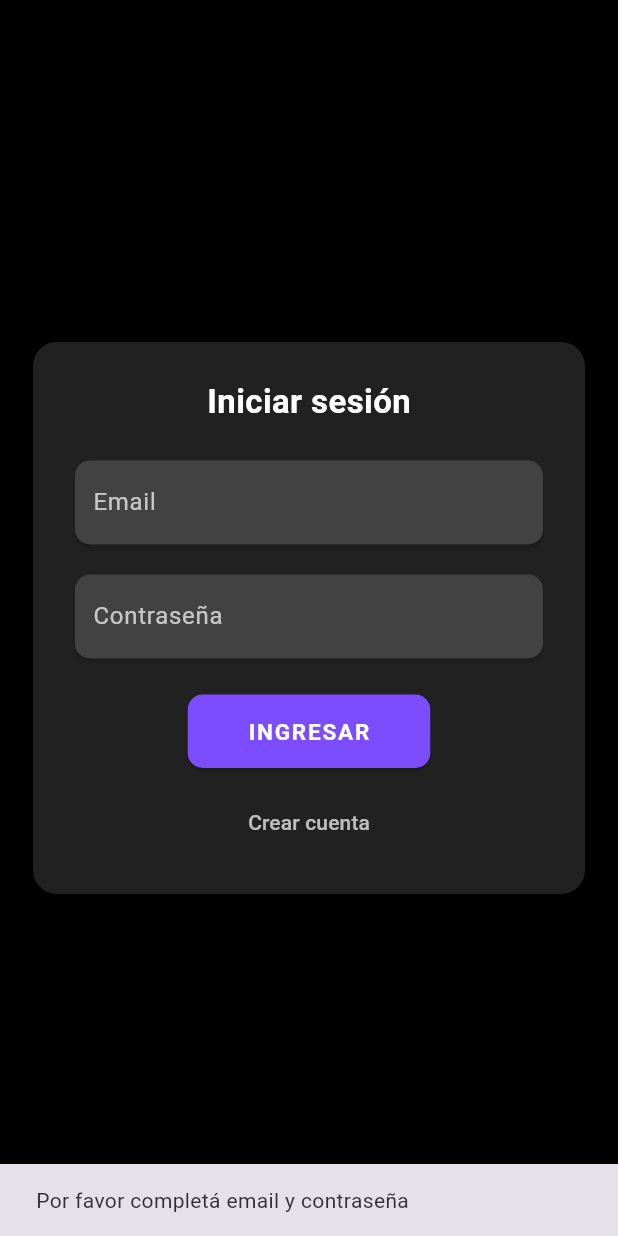
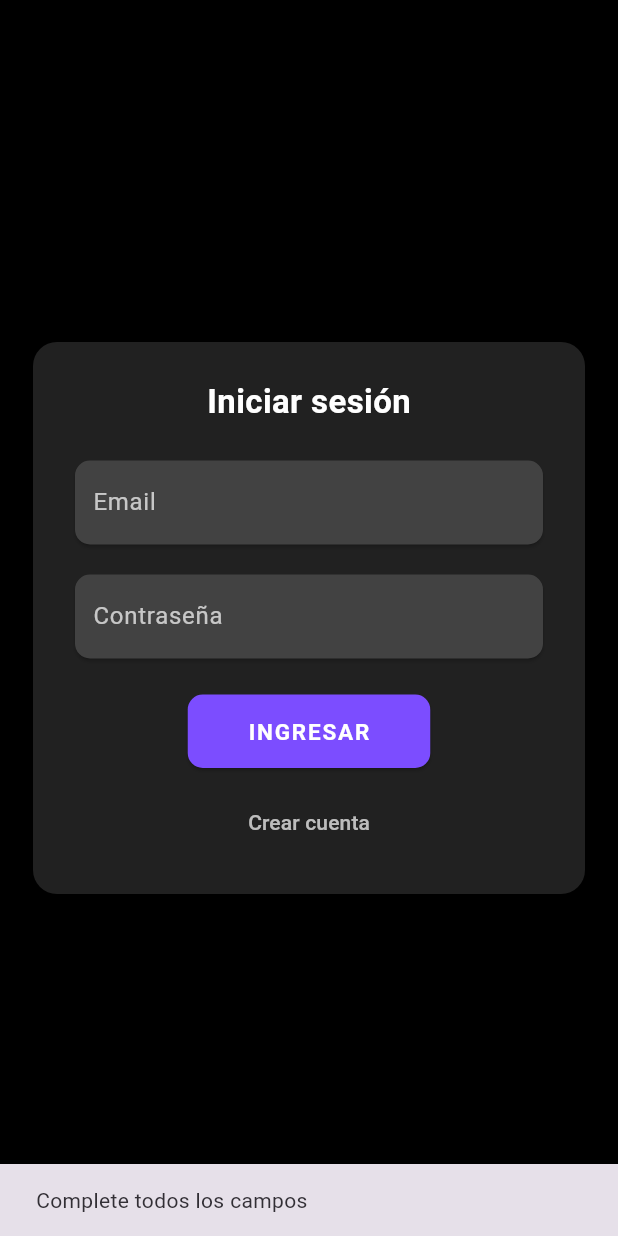
Before and after one commit to Irinaguzzi/myapp, a Flutter app: the screen it shows after launch, after a tap on "INGRESAR", on a phone screen of 412 x 824 dp. Run offline on Flutter 3.47's test engine with Material 3 defaults, Android fonts, the phone set to English and light mode, and no system bars; our stand-ins replace cloud_firestore, firebase_auth, firebase_core, flutter_riverpod, go_router; accounts and stored records are empty.

Commit message:
NO SE YA ME ESTRESE

```diff
--- a/lib/core/router/router.dart
+++ b/lib/core/router/router.dart
@@ -1,3 +1,4 @@
+import 'package:flutter/material.dart';
 import 'package:go_router/go_router.dart';
 
 import 'package:myapp/screens/login_page.dart';
@@ -5,37 +6,48 @@ import 'package:myapp/screens/register_page.dart';
 import 'package:myapp/screens/profile_page.dart';
 import 'package:myapp/screens/liked_songs.dart';
 import 'package:myapp/screens/lista_songs.dart';
-final router = GoRouter(
+
+final GoRouter router = GoRouter(
   initialLocation: '/',
   routes: [
     // LOGIN
     GoRoute(
       path: '/',
-      builder: (context, state) => const LoginPage(),
+      builder: (BuildContext context, GoRouterState state) {
+        return const LoginPage();
+      },
     ),
 
     // REGISTER
     GoRoute(
       path: '/register',
-      builder: (context, state) => const RegisterPage(),
+      builder: (BuildContext context, GoRouterState state) {
+        return const RegisterPage();
+      },
     ),
 
-    // HOME / LISTA DE CANCIONES
+    // LISTA DE CANCIONES
     GoRoute(
       path: '/lista',
-      builder: (context, state) => const ListaSongs(),
+      builder: (BuildContext context, GoRouterState state) {
+        return const ListaSongs();
+      },
     ),
 
     // PROFILE
     GoRoute(
       path: '/profile',
-      builder: (context, state) => const ProfilePage(),
+      builder: (BuildContext context, GoRouterState state) {
+        return const ProfilePage();
+      },
     ),
 
     // LIKES
     GoRoute(
       path: '/likes',
-      builder: (context, state) => const LikedSongsPage(), // si aún no la tenés, comentala
+      builder: (BuildContext context, GoRouterState state) {
+        return const LikedSongsPage();
+      },
     ),
   ],
 );
--- a/lib/datasource/local_user.dart
+++ b/lib/datasource/local_user.dart
@@ -1,15 +1,18 @@
 import 'package:cloud_firestore/cloud_firestore.dart';
+
 
 class LocalUser {
   final String id;
   final String username;
   final String password;
 
+
   LocalUser({
     required this.id,
     required this.username,
     required this.password,
   });
+
 
   factory LocalUser.fromFirestore(DocumentSnapshot<Map<String, dynamic>> doc) {
     final data = doc.data()!;
@@ -20,6 +23,7 @@ class LocalUser {
     );
   }
 
+
   Map<String, dynamic> toFirestore() {
     return {
       'username': username,
--- a/lib/datasource/user.dart
+++ b/lib/datasource/user.dart
@@ -1,11 +1,14 @@
 import 'package:cloud_firestore/cloud_firestore.dart';
+
 
 class LocalUser {
   final String id;
   final String username;
   final String password;
 
+
   LocalUser({required this.id, required this.username, required this.password});
+
 
   factory LocalUser.fromFirestore(DocumentSnapshot<Map<String, dynamic>> doc) {
     final data = doc.data()!;
@@ -16,6 +19,7 @@ class LocalUser {
     );
   }
 
+
   Map<String, dynamic> toFirestore() {
     return {
       'username': username,
--- a/lib/domain/class.dart
+++ b/lib/domain/class.dart
@@ -1,4 +1,5 @@
 import 'package:cloud_firestore/cloud_firestore.dart';
+
 
 class Song {
   final String id;
@@ -8,6 +9,7 @@ class Song {
   final String? posterUrl;
   final String? lyric;
 
+
   Song({
     required this.id,
     required this.title,
@@ -16,6 +18,7 @@ class Song {
     this.posterUrl,
     this.lyric,
   });
+
 
   factory Song.fromFirestore(DocumentSnapshot<Map<String, dynamic>> doc) {
     final data = doc.data()!;
@@ -29,6 +32,7 @@ class Song {
     );
   }
 
+
   Map<String, dynamic> toFirestore() {
     return {
       'title': title,
--- a/lib/domain/song_detail_args.dart
+++ b/lib/domain/song_detail_args.dart
@@ -1,10 +1,12 @@
 import 'package:myapp/domain/class.dart';
 import 'package:myapp/screens/song_detail.dart';
+
 
 // clase para pasar datos de song + modo juntos en el router
 class SongDetailArgs {
   final Song? song;
   final SongDetailMode mode;
 
+
   SongDetailArgs({this.song, required this.mode});
 }
--- a/lib/main.dart
+++ b/lib/main.dart
@@ -1,26 +1,40 @@
 import 'package:flutter/material.dart';
-import 'package:flutter_riverpod/flutter_riverpod.dart';
-import 'core/router/router.dart';
+import 'package:firebase_core/firebase_core.dart';
+import 'package:myapp/core/router/router.dart';
 
-void main() {
-  // ProviderScope envuelve toda la app para que Riverpod funcione
-  runApp(
-    const ProviderScope(
-      child: MyApp(),
-    ),
+
+// Si tenés un archivo firebase_options.dart generado por FlutterFire CLI, importalo:
+import 'firebase_options.dart';
+
+
+void main() async {
+  WidgetsFlutterBinding.ensureInitialized();
+
+
+  // Inicializar Firebase
+  await Firebase.initializeApp(
+    options: DefaultFirebaseOptions.currentPlatform,
   );
+
+
+  runApp(const MyApp());
 }
+
 
 class MyApp extends StatelessWidget {
   const MyApp({super.key});
 
+
   @override
   Widget build(BuildContext context) {
     return MaterialApp.router(
-      title: 'My App',
+      routerConfig: router, // GoRouter
       debugShowCheckedModeBanner: false,
-      theme: ThemeData.dark(), // Puedes personalizar tu tema
-      routerConfig: router,    // GoRouter configurado en router.dart
+      theme: ThemeData(
+        brightness: Brightness.dark,
+        scaffoldBackgroundColor: Colors.black,
+        fontFamily: 'Roboto',
+      ),
     );
   }
 }
--- a/lib/screens/liked_songs.dart
+++ b/lib/screens/liked_songs.dart
@@ -5,15 +5,19 @@ import 'package:myapp/domain/song_detail_args.dart';
 import 'package:go_router/go_router.dart';
 import 'package:myapp/screens/song_detail.dart';
 
+
 class LikedSongsPage extends ConsumerWidget {
   const LikedSongsPage({super.key});
+
 
   @override
   Widget build(BuildContext context, WidgetRef ref) {
     final songs = ref.watch(songsProvider);
     final likes = ref.watch(likesProvider);
 
+
     final likedSongs = songs.where((s) => likes.contains(s.id)).toList();
+
 
     return Scaffold(
       appBar: AppBar(
--- a/lib/screens/lista_songs.dart
+++ b/lib/screens/lista_songs.dart
@@ -3,17 +3,21 @@ import 'package:flutter_riverpod/flutter_riverpod.dart';
 import 'package:go_router/go_router.dart';
 import 'package:firebase_auth/firebase_auth.dart';
 
+
 import 'package:myapp/presentation/providers.dart';
 import 'package:myapp/domain/song_detail_args.dart';
 import 'package:myapp/screens/song_detail.dart';
 
+
 class ListaSongs extends ConsumerWidget {
   const ListaSongs({super.key});
+
 
   @override
   Widget build(BuildContext context, WidgetRef ref) {
     final songs = ref.watch(songsProvider);
     final likes = ref.watch(likesProvider);
+
 
     return Scaffold(
       appBar: AppBar(
@@ -45,6 +49,7 @@ class ListaSongs extends ConsumerWidget {
         itemBuilder: (context, i) {
           final song = songs[i];
           final isLiked = likes.contains(song.id);
+
 
           return Card(
             color: Colors.grey[900],
--- a/lib/screens/login_page.dart
+++ b/lib/screens/login_page.dart
@@ -1,7 +1,7 @@
 import 'package:flutter/material.dart';
-import 'package:go_router/go_router.dart';
 import 'package:firebase_auth/firebase_auth.dart';
 import 'package:cloud_firestore/cloud_firestore.dart';
+import 'package:go_router/go_router.dart';
 
 class LoginPage extends StatefulWidget {
   const LoginPage({super.key});
@@ -13,76 +13,76 @@ class LoginPage extends StatefulWidget {
 class _LoginPageState extends State<LoginPage> {
   final emailController = TextEditingController();
   final passwordController = TextEditingController();
+  bool loading = false;
 
-  Future<void> iniciarSesion() async {
+  Future<void> login() async {
     final email = emailController.text.trim();
-    final pass = passwordController.text.trim();
+    final password = passwordController.text.trim();
 
-    if (email.isEmpty || pass.isEmpty) {
+    if (email.isEmpty || password.isEmpty) {
       ScaffoldMessenger.of(context).showSnackBar(
-        const SnackBar(content: Text('Por favor completá email y contraseña')),
+        const SnackBar(content: Text("Complete todos los campos")),
+      );
+      return;
+    }
+
+    setState(() => loading = true);
+
+    try {
+      await FirebaseAuth.instance
+          .signInWithEmailAndPassword(email: email, password: password);
+
+      final uid = FirebaseAuth.instance.currentUser!.uid;
+      final doc = await FirebaseFirestore.instance
+          .collection('users')
+          .doc(uid)
+          .get();
+
+      if (!doc.exists) {
+        await FirebaseFirestore.instance.collection('users').doc(uid).set({
+          'email': email,
+          'username': '',
+        });
+      }
+
+      if (context.mounted) GoRouter.of(context).go('/lista');
+    } on FirebaseAuthException catch (e) {
+      ScaffoldMessenger.of(context)
+          .showSnackBar(SnackBar(content: Text("Error: ${e.message}")));
+    } finally {
+      setState(() => loading = false);
+    }
+  }
+
+  Future<void> registrarUsuario() async {
+    final email = emailController.text.trim();
+    final password = passwordController.text.trim();
+
+    if (email.isEmpty || password.isEmpty) {
+      ScaffoldMessenger.of(context).showSnackBar(
+        const SnackBar(content: Text("Complete todos los campos")),
       );
       return;
     }
 
     try {
       final cred = await FirebaseAuth.instance
-          .signInWithEmailAndPassword(email: email, password: pass);
+          .createUserWithEmailAndPassword(email: email, password: password);
 
-      // Asegurarse que exista documento de perfil en Firestore
-      final uid = cred.user!.uid;
-      final docRef = FirebaseFirestore.instance.collection('users').doc(uid);
-      final doc = await docRef.get();
-      if (!doc.exists) {
-        await docRef.set({
-          'email': email,
-          'createdAt': FieldValue.serverTimestamp(),
-        });
-      }
-
-      if (mounted) {
-        GoRouter.of(context).go('/lista');
-      }
-    } on FirebaseAuthException catch (e) {
-      ScaffoldMessenger.of(context).showSnackBar(
-        SnackBar(content: Text("Error: ${e.message}")),
-      );
-    }
-  }
-
-  Future<void> registrarUsuario() async {
-    final email = emailController.text.trim();
-    final pass = passwordController.text.trim();
-
-    if (email.isEmpty || pass.isEmpty) {
-      ScaffoldMessenger.of(context).showSnackBar(
-        const SnackBar(content: Text('Completá email y contraseña')),
-      );
-      return;
-    }
-
-    try {
-      final cred = await FirebaseAuth.instance
-          .createUserWithEmailAndPassword(email: email, password: pass);
-
-      // Crear documento de usuario en Firestore
       final uid = cred.user!.uid;
       await FirebaseFirestore.instance.collection('users').doc(uid).set({
         'email': email,
-        'createdAt': FieldValue.serverTimestamp(),
+        'username': '',
       });
 
       ScaffoldMessenger.of(context).showSnackBar(
-        const SnackBar(content: Text('Usuario registrado con éxito')),
+        const SnackBar(content: Text("Usuario registrado con éxito")),
       );
 
-      if (mounted) {
-        GoRouter.of(context).go('/lista');
-      }
+      if (context.mounted) GoRouter.of(context).go('/lista');
     } on FirebaseAuthException catch (e) {
-      ScaffoldMessenger.of(context).showSnackBar(
-        SnackBar(content: Text("Error: ${e.message}")),
-      );
+      ScaffoldMessenger.of(context)
+          .showSnackBar(SnackBar(content: Text("Error: ${e.message}")));
     }
   }
 
@@ -155,7 +155,7 @@ class _LoginPageState extends State<LoginPage> {
                   const SizedBox(height: 20),
 
                   ElevatedButton(
-                    onPressed: iniciarSesion,
+                    onPressed: loading ? null : login,
                     style: ElevatedButton.styleFrom(
                       backgroundColor: Colors.deepPurpleAccent,
                       padding: const EdgeInsets.symmetric(
@@ -163,7 +163,14 @@ class _LoginPageState extends State<LoginPage> {
                       shape: RoundedRectangleBorder(
                           borderRadius: BorderRadius.circular(10)),
                     ),
-                    child: const Text(
+                    child: loading
+                        ? const SizedBox(
+                            width: 20,
+                            height: 20,
+                            child: CircularProgressIndicator(
+                                color: Colors.white, strokeWidth: 2),
+                          )
+                        : const Text(
                             'INGRESAR',
                             style: TextStyle(
                                 fontSize: 15,
```
Also changed, not shown: lib/presentation/providers.dart (+38 -0 lines), lib/screens/profile_page.dart (+23 -0 lines), lib/screens/register_page.dart (+33 -4 lines), lib/screens/song_detail.dart (+12 -0 lines). Lines whose indentation alone changed are shown as unchanged.
